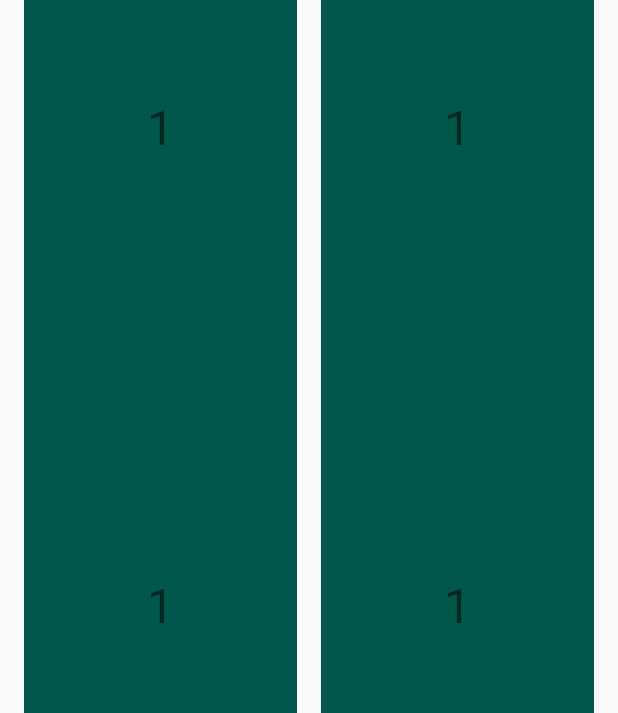
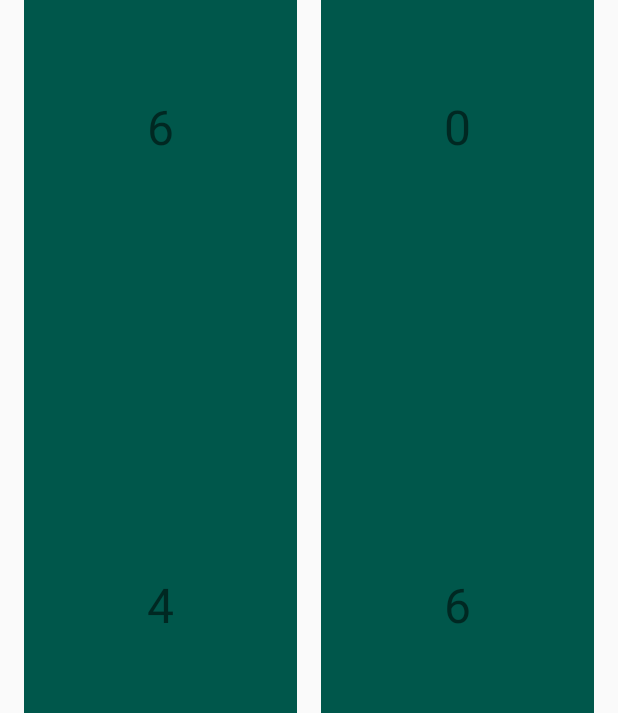
Before and after one commit to N18JAVAPROGRAMMING/Domino, an Android app: the GameActivity screen opened directly, with no data from a screen before it, on a phone screen of 412 x 824 dp. Shown: the part 285-998 px from the top of the screen. Run offline under Robolectric (Android 15) with nearby library versions, the phone set to English and light mode, and no system bars.

Commit message:
added ProblemsFragment and PageWithProblem

```diff
--- a/app/src/main/java/com/example/guest/domino/GameActivity.java
+++ b/app/src/main/java/com/example/guest/domino/GameActivity.java
@@ -18,8 +18,8 @@ import java.util.ArrayList;
 
 public class GameActivity extends AppCompatActivity {
 
-    private Fragment fragmentTable;
-    private Fragment fragmentProblems;
+    private TableFragment fragmentTable;
+    private ProblemsFragment fragmentProblems;
 
     private ArrayList<Domino> dominoes = new ArrayList<>();
 
@@ -30,12 +30,14 @@ public class GameActivity extends AppCompatActivity {
         public boolean onNavigationItemSelected(@NonNull MenuItem item) {
             switch (item.getItemId()) {
                 case R.id.navigation_home:
-                    getSupportFragmentManager().beginTransaction().replace(R.id.frame, fragmentTable).commit();
-                    //getSupportFragmentManager().beginTransaction().show(fragment).commit();
+                    //getSupportFragmentManager().beginTransaction().replace(R.id.frame, fragmentTable).commit();
+                    getSupportFragmentManager().beginTransaction().show(fragmentTable).commit();
+                    getSupportFragmentManager().beginTransaction().hide(fragmentProblems).commit();
                     return true;
                 case R.id.navigation_dashboard:
-                    //getSupportFragmentManager().beginTransaction().hide(fragment).commit();
-                    getSupportFragmentManager().beginTransaction().replace(R.id.frame, fragmentProblems).commit();
+                    getSupportFragmentManager().beginTransaction().hide(fragmentTable).commit();
+                    getSupportFragmentManager().beginTransaction().show(fragmentProblems).commit();
+                    //getSupportFragmentManager().beginTransaction().replace(R.id.frame, fragmentProblems).commit();
                     return true;
                 case R.id.navigation_notifications:
                     //getSupportFragmentManager().beginTransaction().hide(fragment).commit();
@@ -57,8 +59,19 @@ public class GameActivity extends AppCompatActivity {
         fragmentTable = TableFragment.newInstance(dominoes);
         fragmentProblems = ProblemsFragment.newInstance();
         getSupportFragmentManager().beginTransaction().replace(R.id.frame, fragmentTable).commit();
+        getSupportFragmentManager().beginTransaction().replace(R.id.frame_kostil, fragmentProblems).commit();
 
-        BottomNavigationView navigation = (BottomNavigationView) findViewById(R.id.navigation);
+        fragmentTable.setDominoOnClickListener(new TableFragment.DominoOnClickListener() {
+            @Override
+            public void onClick(Domino domino) {
+                fragmentProblems.addDomino(domino);
+            }
+        });
+
+        //Костыль!!!
+        getSupportFragmentManager().beginTransaction().hide(fragmentProblems).commit();
+
+        BottomNavigationView navigation = findViewById(R.id.navigation);
         navigation.setOnNavigationItemSelectedListener(mOnNavigationItemSelectedListener);
 
     }
--- a/app/src/main/java/com/example/guest/domino/PageWithTwoDominos.java
+++ b/app/src/main/java/com/example/guest/domino/PageWithTwoDominos.java
@@ -2,11 +2,14 @@ package com.example.guest.domino;
 
 
 import android.os.Bundle;
+import android.support.constraint.ConstraintLayout;
+import android.support.constraint.Constraints;
 import android.support.v4.app.Fragment;
 import android.view.LayoutInflater;
 import android.view.View;
 import android.view.ViewGroup;
 import android.widget.Button;
+import android.widget.TextView;
 
 
 /**
@@ -14,11 +17,16 @@ import android.widget.Button;
  */
 public class PageWithTwoDominos extends Fragment {
 
-    private Button button1;
-    private Button button2;
+    private ConstraintLayout button1;
+    private ConstraintLayout button2;
 
     private Domino domino1;
     private Domino domino2;
+
+    private TextView text11;
+    private TextView text12;
+    private TextView text21;
+    private TextView text22;
 
     public void setListener(OnFragmentClickListener listener) {
         this.listener = listener;
@@ -53,11 +61,19 @@ public class PageWithTwoDominos extends Fragment {
                              Bundle savedInstanceState) {
         // Inflate the layout for this fragment
         View view = inflater.inflate(R.layout.fragment_page_with_two_dominos, container, false);
-        //button1 = view.findViewById(R.id.button1);
-        //button2 = view.findViewById(R.id.button2);
+        button1 = view.findViewById(R.id.lay1);
+        button2 = view.findViewById(R.id.lay2);
+        text11 = view.findViewById(R.id.text11);
+        text12 = view.findViewById(R.id.text12);
+        text22 = view.findViewById(R.id.text22);
+        text21 = view.findViewById(R.id.text21);
+        text11.setText(domino1.getUp() + "");
+        text12.setText(domino1.getDown() + "");
+        text21.setText(domino2.getUp() + "");
+        text22.setText(domino2.getDown() + "");
         //button1.setText(domino1.getTask().getDesctiprion());
         //button2.setText(domino2.getTask().getDesctiprion());
-        //setOnClickListeners();
+        setOnClickListeners();
         return view;
     }
 
@@ -71,7 +87,6 @@ public class PageWithTwoDominos extends Fragment {
         button2.setOnClickListener(new View.OnClickListener() {
             @Override
             public void onClick(View v) {
-
                 listener.onClick(domino2);
             }
         });
--- a/app/src/main/java/com/example/guest/domino/ProblemsFragment.java
+++ b/app/src/main/java/com/example/guest/domino/ProblemsFragment.java
@@ -3,9 +3,16 @@ package com.example.guest.domino;
 
 import android.os.Bundle;
 import android.support.v4.app.Fragment;
+import android.support.v4.app.FragmentManager;
+import android.support.v4.app.FragmentStatePagerAdapter;
+import android.support.v4.view.PagerAdapter;
+import android.support.v4.view.ViewPager;
+import android.util.Log;
 import android.view.LayoutInflater;
 import android.view.View;
 import android.view.ViewGroup;
+
+import java.util.ArrayList;
 
 
 /**
@@ -13,6 +20,35 @@ import android.view.ViewGroup;
  */
 public class ProblemsFragment extends Fragment {
 
+    private ViewPager viewPager;
+    private PagerAdapter viewPagerAdapter;
+
+    private ArrayList<Domino> dominoes = new ArrayList<>();
+    //private ArrayList<Fragment> fragments = new ArrayList<>();
+
+    public void addDomino(Domino domino){
+        dominoes.add(domino);
+        viewPagerAdapter.notifyDataSetChanged();
+    }
+
+    private class ProblemsScreenSlidePagerAdapter extends FragmentStatePagerAdapter {
+
+
+        public ProblemsScreenSlidePagerAdapter(FragmentManager fm){
+            super(fm);
+        }
+
+        @Override
+        public Fragment getItem(int i) {
+            PageWithProblem fragment = PageWithProblem.newInstance(dominoes.get(i));
+            return fragment;
+        }
+
+        @Override
+        public int getCount() {
+            return dominoes.size();
+        }
+    }
 
     public ProblemsFragment() {
         // Required empty public constructor
@@ -27,12 +63,16 @@ public class ProblemsFragment extends Fragment {
         return fragment;
     }
 
-
     @Override
     public View onCreateView(LayoutInflater inflater, ViewGroup container,
                              Bundle savedInstanceState) {
         // Inflate the layout for this fragment
         View view = inflater.inflate(R.layout.fragment_problems, container, false);
+        //dominoes.add(Domino.generateDomino());
+        viewPager = (ViewPager) view.findViewById(R.id.problem_pager);
+        if(viewPagerAdapter == null)
+            viewPagerAdapter = new ProblemsFragment.ProblemsScreenSlidePagerAdapter(getChildFragmentManager());
+        viewPager.setAdapter(viewPagerAdapter);
         return view;
     }
 
--- a/app/src/main/java/com/example/guest/domino/TableFragment.java
+++ b/app/src/main/java/com/example/guest/domino/TableFragment.java
@@ -3,10 +3,12 @@ package com.example.guest.domino;
 
 import android.content.Context;
 import android.os.Bundle;
+import android.os.Parcelable;
 import android.support.annotation.NonNull;
 import android.support.annotation.Nullable;
 import android.support.v4.app.Fragment;
 import android.support.v4.app.FragmentManager;
+import android.support.v4.app.FragmentPagerAdapter;
 import android.support.v4.app.FragmentStatePagerAdapter;
 import android.support.v4.view.PagerAdapter;
 import android.support.v4.view.ViewPager;
@@ -24,18 +26,29 @@ import java.util.ArrayList;
  */
 public class TableFragment extends Fragment {
 
+    public void setDominoOnClickListener(DominoOnClickListener listener) {
+        this.listener = listener;
+    }
+
+    interface DominoOnClickListener {
+        void onClick(Domino domino);
+    }
+
     private ViewPager viewPager;
     private PagerAdapter viewPagerAdapter;
+    private DominoOnClickListener listener;
 
     private ArrayList<Domino> dominoes = new ArrayList<>();
+    //private ArrayList<Fragment> fragments = new ArrayList<>();
 
     public void setDominoes(ArrayList<Domino> dominoes) {
         this.dominoes = dominoes;
     }
 
-    private class ScreenSlidePagerAdapter extends FragmentStatePagerAdapter {
+    private class TableScreenSlidePagerAdapter extends FragmentStatePagerAdapter {
 
-        public ScreenSlidePagerAdapter(FragmentManager fm){
+
+        public TableScreenSlidePagerAdapter(FragmentManager fm){
             super(fm);
         }
 
@@ -49,7 +62,7 @@ public class TableFragment extends Fragment {
                 @Override
                 public void onClick(Domino domino) {
                     //Toast.makeText(getApplicationContext(), domino.getUp() + " " + domino.getDown(), Toast.LENGTH_LONG).show();
-
+                    listener.onClick(domino);
                 }
             });
             return page;
@@ -75,7 +88,6 @@ public class TableFragment extends Fragment {
         return fragment;
     }
 
-
     @Override
     public View onCreateView(LayoutInflater inflater, ViewGroup container,
                              Bundle savedInstanceState) {
@@ -83,10 +95,9 @@ public class TableFragment extends Fragment {
         // Inflate the layout for this fragment
         View view = inflater.inflate(R.layout.fragment_table, container, false);
         viewPager = (ViewPager) view.findViewById(R.id.pager);
-        //if(viewPagerAdapter == null)
-            viewPagerAdapter = new TableFragment.ScreenSlidePagerAdapter(getActivity().getSupportFragmentManager());
+        if(viewPagerAdapter == null)
+            viewPagerAdapter = new TableScreenSlidePagerAdapter(getChildFragmentManager());
         viewPager.setAdapter(viewPagerAdapter);
         return view;
     }
-
 }
--- a/app/src/main/res/layout/activity_game.xml
+++ b/app/src/main/res/layout/activity_game.xml
@@ -11,6 +11,15 @@
         android:layout_height="0dp"
         android:layout_width="match_parent"
         android:id="@+id/frame"
+        app:layout_constraintBottom_toTopOf="@+id/navigation"
+        app:layout_constraintEnd_toEndOf="parent"
+        app:layout_constraintStart_toStartOf="parent"
+        app:layout_constraintTop_toBottomOf="@id/name_room"/>
+
+    <FrameLayout
+        android:layout_height="0dp"
+        android:layout_width="match_parent"
+        android:id="@+id/frame_kostil"
         app:layout_constraintBottom_toTopOf="@+id/navigation"
         app:layout_constraintEnd_toEndOf="parent"
         app:layout_constraintStart_toStartOf="parent"
```
Also changed, not shown: app/src/main/java/com/example/guest/domino/PageWithProblem.java (added, +57 -0 lines), app/src/main/res/layout/fragment_page_with_problem.xml (added, +29 -0 lines), app/src/main/res/layout/fragment_problems.xml (+0 -7 lines).
